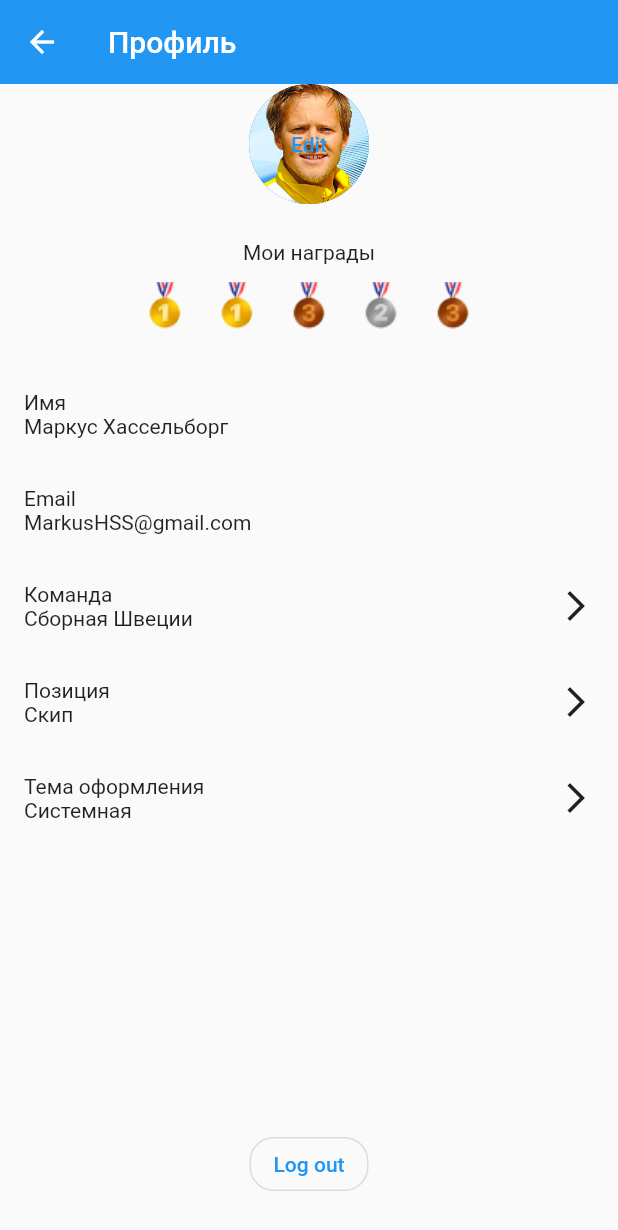
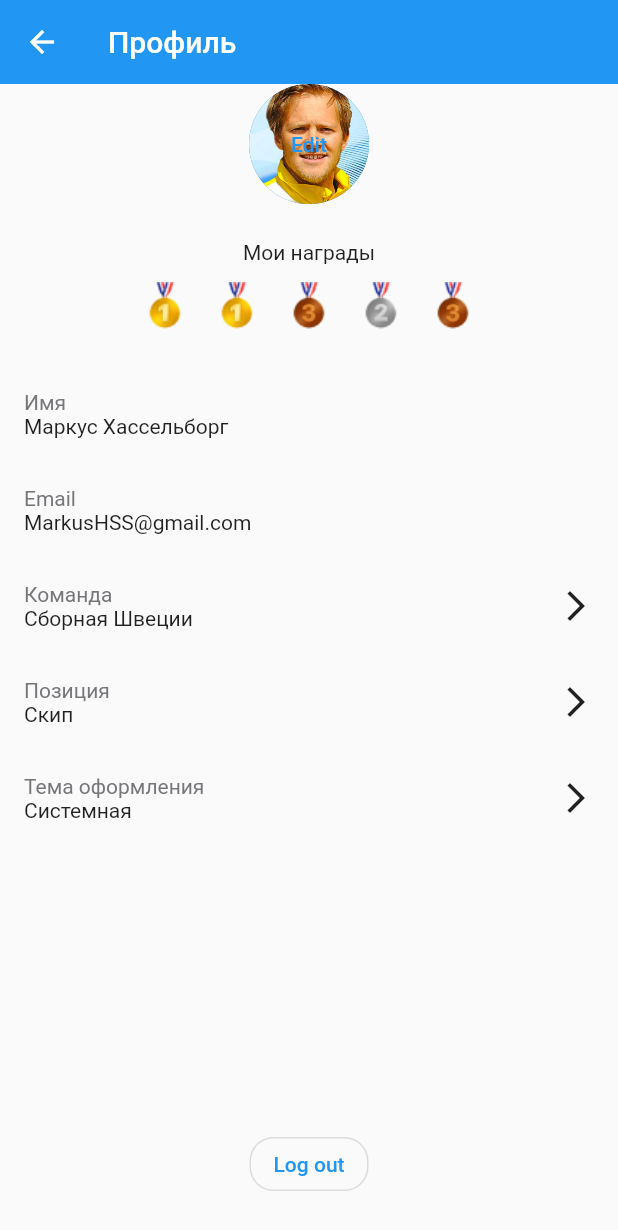
Before and after one commit to LDDmarc/surf-flutter-courses, a Flutter app: the screen it shows after launch, after a tap on "Edit", on a phone screen of 412 x 824 dp. Shown: the top 1230 px of the screen. Run offline on Flutter 3.47's test engine with Material 2 defaults, Android fonts, the light colour scheme and no system bars.

Commit message:
update files structure

```diff
--- /dev/null
+++ b/surf-flutter-courses-template-main/lib/build_context_extension.dart
@@ -0,0 +1,8 @@
+import 'package:flutter/material.dart';
+import 'theme_colors.dart';
+
+extension BuildContextExt on BuildContext {
+
+  ThemeColors get color => Theme.of(this).extension<ThemeColors>()!;
+
+}
--- a/surf-flutter-courses-template-main/lib/main.dart
+++ b/surf-flutter-courses-template-main/lib/main.dart
@@ -1,5 +1,6 @@
 import 'package:flutter/material.dart';
-import 'package:flutter_svg/svg.dart';
+import 'main_widget.dart';
+import 'theme_colors.dart';
 
 void main() {
   runApp(const MyApp());
@@ -10,117 +11,18 @@ class MyApp extends StatelessWidget {
 
   @override
   Widget build(BuildContext context) {
-    return  MaterialApp(
-      home: Scaffold(
-        appBar: _makeAppBar(),
-        body: Center(child: _makeBody()),
-      ),
+    return MaterialApp(
+        theme: _makeTheme(),
+        home: MainWidget()
     );
   }
 
-  AppBar _makeAppBar() {
-    return AppBar(
-      elevation: 0,
-      title: const Text('Профиль'),
-      leading: const BackButton(),
-      actions: [
-        TextButton(onPressed: (){}, child: const Text('Save'))
+  ThemeData _makeTheme() {
+    return ThemeData(
+      brightness: Brightness.light,
+      extensions: <ThemeExtension<dynamic>>[
+        ThemeColors.lightOne
       ],
     );
   }
-
-  Widget _makeBody() {
-    return Column(
-      crossAxisAlignment: CrossAxisAlignment.center,
-      children: [
-        _makeAvatar(),
-        const SizedBox(height: 24),
-        _makeAwardsWidget(),
-        const SizedBox(height: 24),
-        Expanded(flex: 2, child: _makeList()),
-        const Spacer(),
-        _makeLogoutButton(),
-        const SizedBox(height: 24),
-      ],
-    );
-  }
-
-  Widget _makeAvatar() {
-    return Stack(
-      alignment: Alignment.center,
-      children: [
-        const CircleAvatar(
-            radius: 40,
-            backgroundImage: AssetImage('assets/moc_icon.png')
-        ),
-        TextButton(onPressed: (){}, child: const Text('Edit'))
-      ],
-    );
-  }
-
-  Widget _makeAwardsWidget() {
-    final awards = ['assets/first_medal.png', 'assets/first_medal.png', 'assets/third_medal.png', 'assets/second_medal.png', 'assets/third_medal.png'];
-    return Column(
-      children: [
-        const Text('Мои награды'),
-        const SizedBox(height: 12),
-        Wrap(
-          spacing: 16,
-          children: awards.map((e) => Image(image: AssetImage(e), width: 32, height: 32)).toList(),
-        )
-      ],
-    );
-  }
-
-  Widget _makeRow({required String title, required String subtitle, void Function()? onTap}) {
-    return GestureDetector(
-      onTap: onTap,
-      child: Container(
-          decoration: const BoxDecoration(
-            borderRadius: const BorderRadius.all(Radius.circular(16)),
-          ),
-          child: Padding(
-            padding: const EdgeInsets.all(16),
-            child: Row(
-              children: [
-                Column(
-                  crossAxisAlignment: CrossAxisAlignment.start,
-                  children: [
-                    Text(title),
-                    Text(subtitle)
-                  ],
-                ),
-                const Spacer(),
-                Visibility(
-                    visible: onTap != null,
-                    child: const Icon(Icons.arrow_forward_ios)
-                )
-              ],
-            )
-          )
-      ),
-    );
-  }
-
-  Widget _makeList() {
-    return ListView(
-      children: [
-        _makeRow(title: 'Имя', subtitle: 'Маркус Хассельборг'),
-        _makeRow(title: 'Email', subtitle: 'MarkusHSS@gmail.com'),
-        _makeRow(title: 'Команда', subtitle: 'Сборная Швеции', onTap: (){}),
-        _makeRow(title: 'Позиция', subtitle: 'Скип', onTap: (){}),
-        _makeRow(title: 'Тема оформления', subtitle: 'Системная', onTap: (){}),
-      ],
-    );
-  }
-
-  Widget _makeLogoutButton() {
-    return OutlinedButton(
-      onPressed: (){},
-      style: ButtonStyle(
-        shape: MaterialStateProperty.all(RoundedRectangleBorder(borderRadius: BorderRadius.circular(16.0))),
-      ),
-      child: const Text("Log out"),
-    );
-  }
 }
--- /dev/null
+++ b/surf-flutter-courses-template-main/lib/main_widget.dart
@@ -0,0 +1,140 @@
+import 'package:flutter/material.dart';
+import 'package:surf_flutter_courses_template/build_context_extension.dart';
+import 'light_first_theme.dart';
+import 'theme_colors.dart';
+
+class MainWidget extends StatefulWidget {
+  const MainWidget({super.key});
+
+  @override
+  State<StatefulWidget> createState() => _MainWidgetState();
+}
+
+class _MainWidgetState extends State<StatefulWidget> {
+
+  @override
+  Widget build(BuildContext context) {
+    return Scaffold(
+      appBar: _makeAppBar(),
+      body: Center(child: _makeBody()),
+    );
+  }
+
+  ThemeData _makeTheme() {
+    return ThemeData(
+      brightness: Brightness.light,
+      extensions: <ThemeExtension<dynamic>>[
+        ThemeColors.lightOne
+      ],
+    );
+  }
+
+  // UI Elements
+
+  AppBar _makeAppBar() {
+    return AppBar(
+      elevation: 0,
+      title: const Text('Профиль'),
+      leading: const BackButton(),
+      actions: [
+        TextButton(onPressed: (){}, child: const Text('Save'))
+      ],
+    );
+  }
+
+  Widget _makeBody() {
+    return Column(
+      crossAxisAlignment: CrossAxisAlignment.center,
+      children: [
+        _makeAvatar(),
+        const SizedBox(height: 24),
+        _makeAwardsWidget(),
+        const SizedBox(height: 24),
+        Expanded(flex: 2, child: _makeList()),
+        const Spacer(),
+        _makeLogoutButton(),
+        const SizedBox(height: 24),
+      ],
+    );
+  }
+
+  Widget _makeAvatar() {
+    return Stack(
+      alignment: Alignment.center,
+      children: [
+        const CircleAvatar(
+            radius: 40,
+            backgroundImage: AssetImage('assets/moc_icon.png')
+        ),
+        TextButton(onPressed: (){}, child: const Text('Edit'))
+      ],
+    );
+  }
+
+  Widget _makeAwardsWidget() {
+    final awards = ['assets/first_medal.png', 'assets/first_medal.png', 'assets/third_medal.png', 'assets/second_medal.png', 'assets/third_medal.png'];
+    return Column(
+      children: [
+        const Text('Мои награды'),
+        const SizedBox(height: 12),
+        Wrap(
+          spacing: 16,
+          children: awards.map((e) => Image(image: AssetImage(e), width: 32, height: 32)).toList(),
+        )
+      ],
+    );
+  }
+
+  Widget _makeRow({required String title, required String subtitle, void Function()? onTap}) {
+    return GestureDetector(
+      onTap: onTap,
+      child: Container(
+          decoration: BoxDecoration(
+            color: context.color.subviewColor,
+            borderRadius: const BorderRadius.all(Radius.circular(16)),
+          ),
+          child: Padding(
+              padding: const EdgeInsets.all(16),
+              child: Row(
+                children: [
+                  Column(
+                    crossAxisAlignment: CrossAxisAlignment.start,
+                    children: [
+                      Text(title, style: TextStyle(color: context.color.descriptionTitleColor)),
+                      Text(subtitle)
+                    ],
+                  ),
+                  const Spacer(),
+                  Visibility(
+                      visible: onTap != null,
+                      child: const Icon(Icons.arrow_forward_ios)
+                  )
+                ],
+              )
+          )
+      ),
+    );
+  }
+
+  Widget _makeList() {
+    return ListView(
+      children: [
+        _makeRow(title: 'Имя', subtitle: 'Маркус Хассельборг'),
+        _makeRow(title: 'Email', subtitle: 'MarkusHSS@gmail.com'),
+        _makeRow(title: 'Команда', subtitle: 'Сборная Швеции', onTap: (){}),
+        _makeRow(title: 'Позиция', subtitle: 'Скип', onTap: (){}),
+        _makeRow(title: 'Тема оформления', subtitle: 'Системная', onTap: (){}),
+      ],
+    );
+  }
+
+  Widget _makeLogoutButton() {
+    return OutlinedButton(
+      onPressed: (){},
+      style: ButtonStyle(
+        shape: MaterialStateProperty.all(RoundedRectangleBorder(borderRadius: BorderRadius.circular(16.0))),
+      ),
+      child: const Text("Log out"),
+    );
+  }
+}
--- /dev/null
+++ b/surf-flutter-courses-template-main/lib/theme_colors.dart
@@ -0,0 +1,43 @@
+import 'package:flutter/material.dart';
+
+class ThemeColors extends ThemeExtension<ThemeColors> {
+  final Color descriptionTitleColor;
+  final Color subviewColor;
+
+  const ThemeColors({
+    required this.descriptionTitleColor,
+    required this.subviewColor,
+  });
+
+  @override
+  ThemeExtension<ThemeColors> copyWith({
+    Color? descriptionTitleColor,
+    Color? subviewColor,
+  }) {
+    return ThemeColors(
+        descriptionTitleColor: descriptionTitleColor ?? this.descriptionTitleColor,
+        subviewColor: subviewColor ?? this.subviewColor
+    );
+  }
+
+  @override
+  ThemeExtension<ThemeColors> lerp(
+      ThemeExtension<ThemeColors>? other,
+      double t,
+      ) {
+    if (other is! ThemeColors) {
+      return this;
+    }
+
+    return ThemeColors(
+        descriptionTitleColor: Color.lerp(descriptionTitleColor, other.descriptionTitleColor, t)!,
+        subviewColor: Color.lerp(subviewColor, other.subviewColor, t)!,
+    );
+  }
+
+  static get lightOne => const ThemeColors(
+    descriptionTitleColor: Color(0xFF77767B),
+    subviewColor: Color(0xFFFAFAFA),
+  );
+
+}
```
